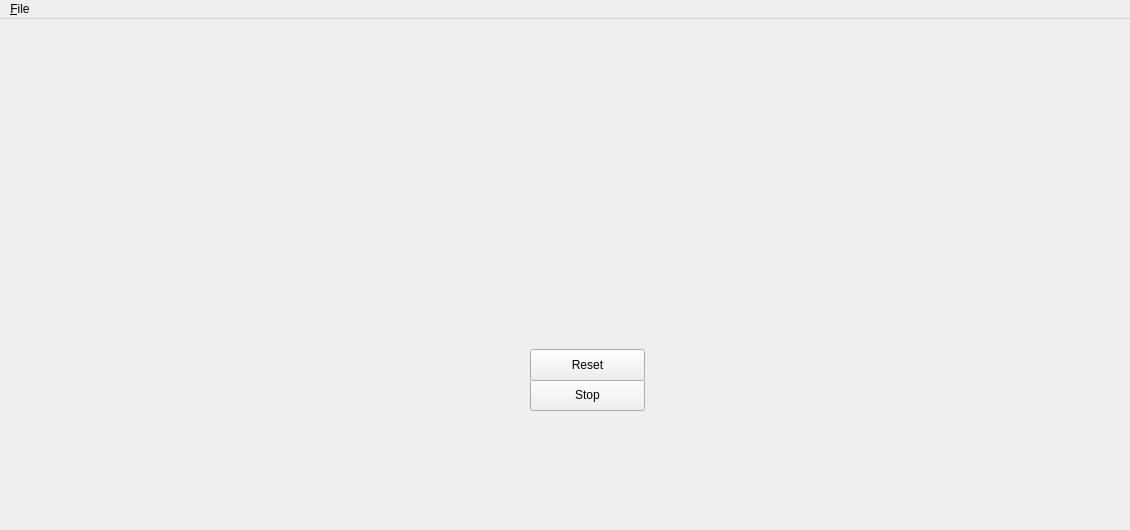
Before: the Qt Designer form MainWindow.ui in yupferris/snes-apu-dbg, drawn with Qt 5.
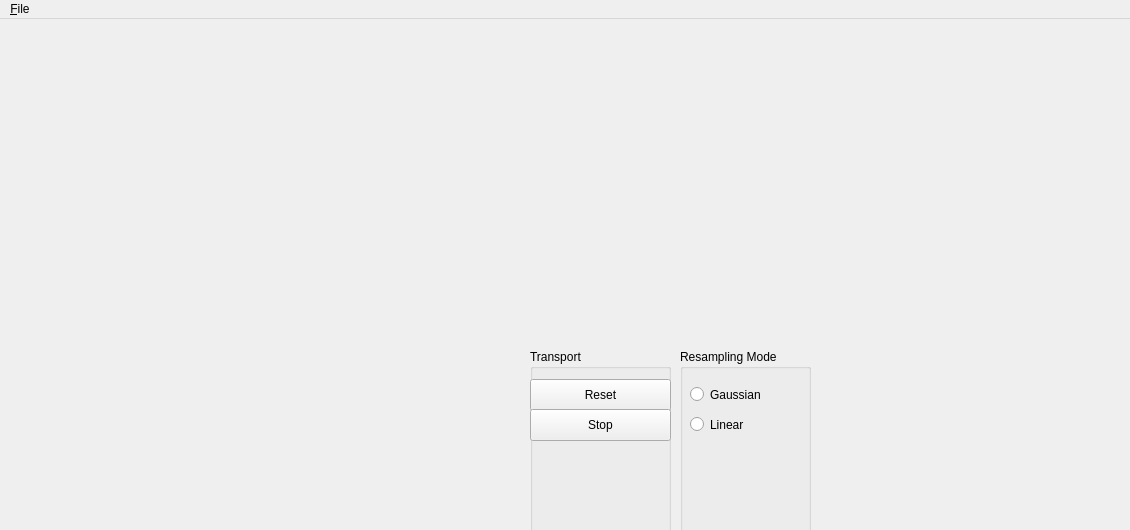
After: the same form once the commit is applied.

Commit message: Added resampling mode selectors

```diff
--- a/MainWindow.ui
+++ b/MainWindow.ui
@@ -14,19 +14,6 @@
    <string>snes-apu-dbg</string>
   </property>
   <widget class="QWidget" name="centralWidget">
-   <widget class="QPushButton" name="stopButton">
-    <property name="geometry">
-     <rect>
-      <x>530</x>
-      <y>360</y>
-      <width>115</width>
-      <height>32</height>
-     </rect>
-    </property>
-    <property name="text">
-     <string>Stop</string>
-    </property>
-   </widget>
    <widget class="QWidget" name="ramViewerContainer" native="true">
     <property name="geometry">
      <rect>
@@ -117,18 +104,89 @@
      </rect>
     </property>
    </widget>
-   <widget class="QPushButton" name="resetButton">
+   <widget class="QGroupBox" name="groupBox">
     <property name="geometry">
      <rect>
       <x>530</x>
       <y>330</y>
-      <width>115</width>
-      <height>32</height>
+      <width>141</width>
+      <height>191</height>
      </rect>
     </property>
-    <property name="text">
-     <string>Reset</string>
+    <property name="title">
+     <string>Transport</string>
     </property>
+    <widget class="QPushButton" name="resetButton">
+     <property name="geometry">
+      <rect>
+       <x>0</x>
+       <y>30</y>
+       <width>141</width>
+       <height>32</height>
+      </rect>
+     </property>
+     <property name="text">
+      <string>Reset</string>
+     </property>
+    </widget>
+    <widget class="QPushButton" name="stopButton">
+     <property name="geometry">
+      <rect>
+       <x>0</x>
+       <y>60</y>
+       <width>141</width>
+       <height>32</height>
+      </rect>
+     </property>
+     <property name="text">
+      <string>Stop</string>
+     </property>
+    </widget>
+   </widget>
+   <widget class="QGroupBox" name="groupBox_2">
+    <property name="geometry">
+     <rect>
+      <x>680</x>
+      <y>330</y>
+      <width>131</width>
+      <height>191</height>
+     </rect>
+    </property>
+    <property name="title">
+     <string>Resampling Mode</string>
+    </property>
+    <widget class="QRadioButton" name="linearRadioButton">
+     <property name="geometry">
+      <rect>
+       <x>10</x>
+       <y>60</y>
+       <width>111</width>
+       <height>31</height>
+      </rect>
+     </property>
+     <property name="text">
+      <string>Linear</string>
+     </property>
+     <property name="autoExclusive">
+      <bool>true</bool>
+     </property>
+    </widget>
+    <widget class="QRadioButton" name="gaussianRadioButton">
+     <property name="geometry">
+      <rect>
+       <x>10</x>
+       <y>30</y>
+       <width>111</width>
+       <height>31</height>
+      </rect>
+     </property>
+     <property name="text">
+      <string>Gaussian</string>
+     </property>
+     <property name="autoExclusive">
+      <bool>true</bool>
+     </property>
+    </widget>
    </widget>
   </widget>
   <widget class="QMenuBar" name="menuBar">
```
The commit also changes 6 other files.
